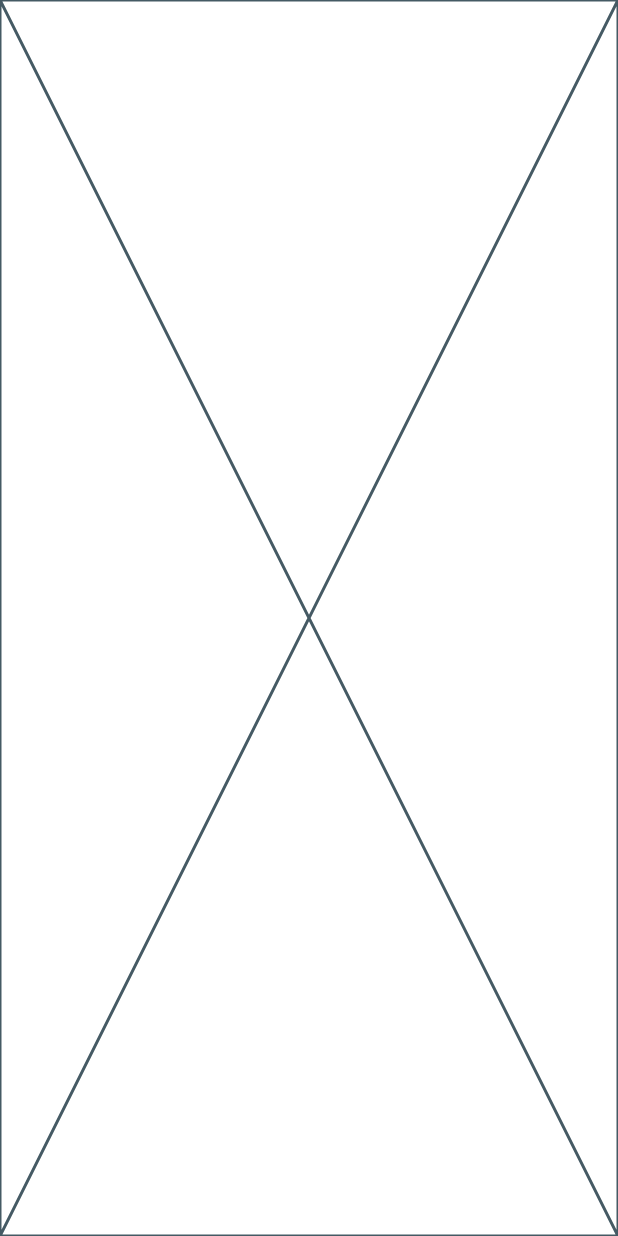
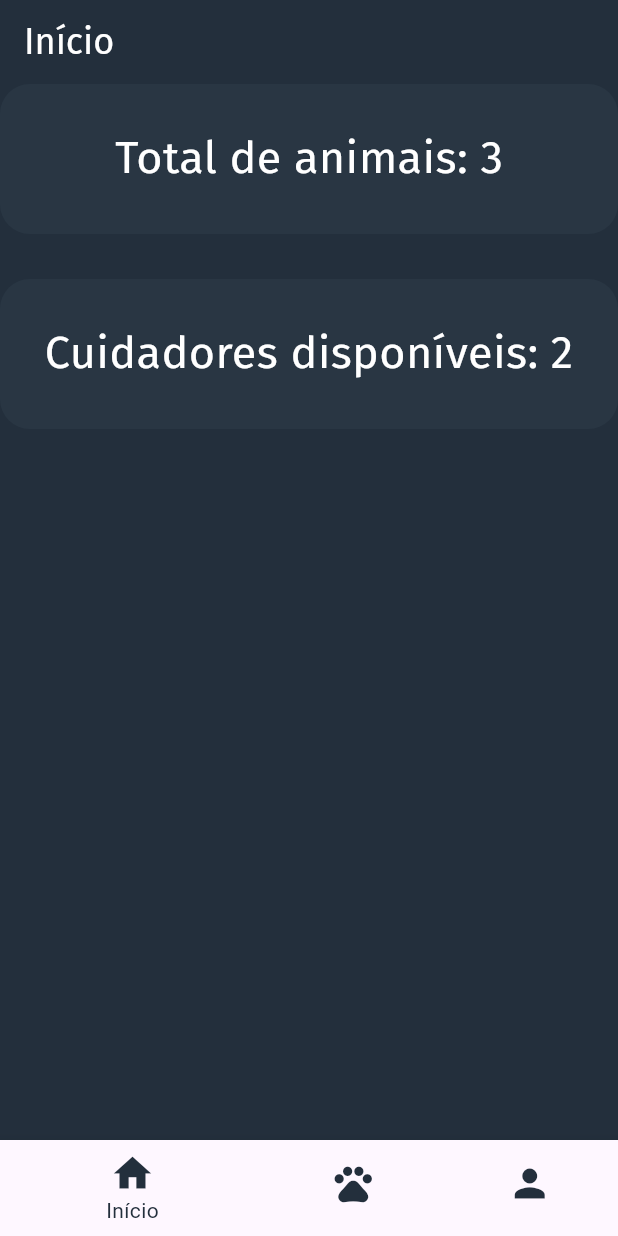
Before and after one commit to KlayRodrigs/crechau-mobile-flutter, a Flutter app: the screen it shows after launch, on a phone screen of 412 x 824 dp. Run offline on Flutter 3.47's test engine with Material 3 defaults, Android fonts, the phone set to English and light mode, and no system bars; project files that could hold a hidden picture were left out.

Commit message:
feat/wip: telas principais e suas interações

```diff
--- a/lib/app/app_widget.dart
+++ b/lib/app/app_widget.dart
@@ -1,4 +1,4 @@
-import 'package:crechau_mobile/app/pages/homepage.dart';
+import 'package:crechau_mobile/app/pages/splashspage.dart';
 import 'package:flutter/material.dart';
 
 class AppWidget extends StatelessWidget {
@@ -11,7 +11,7 @@ class AppWidget extends StatelessWidget {
         colorScheme: ColorScheme.fromSeed(seedColor: Colors.deepPurple),
         useMaterial3: true,
       ),
-      home: const HomePage(),
+      home: const Splashpage(),
     );
   }
 }
--- /dev/null
+++ b/lib/app/models/Cachorro.dart
@@ -0,0 +1,49 @@
+class Cachorro {
+  int id;
+  String nome, raca, imagePath, nomeTutor, sexo;
+  bool sociavel;
+  int idade;
+
+  Cachorro(
+      {required this.id,
+      required this.nome,
+      required this.nomeTutor,
+      required this.sexo,
+      required this.raca,
+      required this.idade,
+      required this.imagePath,
+      required this.sociavel});
+}
+
+List<Cachorro> cachorros = [
+  Cachorro(
+    id: 1,
+    nome: "Thor",
+    imagePath: "assets/images/doberman.jpg",
+    raca: "Doberman",
+    nomeTutor: "Klayvert",
+    sexo: "Macho",
+    idade: 4,
+    sociavel: true,
+  ),
+  Cachorro(
+    id: 2,
+    nome: "Aquiles",
+    imagePath: "assets/images/german_shepherd.jpeg",
+    raca: "Pastor-Alemão",
+    nomeTutor: "Ainara",
+    sexo: "Macho",
+    idade: 12,
+    sociavel: true,
+  ),
+  Cachorro(
+    id: 3,
+    nome: "Matadora",
+    nomeTutor: "Neto",
+    sexo: "Fêmea",
+    imagePath: "assets/images/dogo.jpg",
+    raca: "Dogo argentino",
+    idade: 12,
+    sociavel: false,
+  ),
+];
--- /dev/null
+++ b/lib/app/models/Cuidador.dart
@@ -0,0 +1,32 @@
+import 'package:crechau_mobile/app/models/Cachorro.dart';
+
+class Cuidador {
+  String nome;
+  String cpf;
+  String telefone;
+  int idade;
+  List<Cachorro> petsSobCustodia;
+
+  Cuidador({
+    required this.nome,
+    required this.cpf,
+    required this.telefone,
+    required this.idade,
+    required this.petsSobCustodia,
+  });
+}
+
+List<Cuidador> cuidadores = [
+  Cuidador(
+      nome: "Neto",
+      cpf: "000.000.000-00",
+      telefone: "(87) 99999-9999",
+      idade: 20,
+      petsSobCustodia: [cachorros[0], cachorros[1]]),
+  Cuidador(
+      nome: "Zé",
+      cpf: "000.000.000-00",
+      telefone: "(87) 99999-9999",
+      idade: 19,
+      petsSobCustodia: [cachorros[2]])
+];
--- a/lib/app/pages/homepage.dart
+++ b/lib/app/pages/homepage.dart
@@ -1,3 +1,8 @@
+import 'package:crechau_mobile/app/pages/caes_page.dart';
+import 'package:crechau_mobile/app/pages/cuidador_page.dart';
+import 'package:crechau_mobile/app/pages/presentation_page.dart';
+import 'package:crechau_mobile/app/utils/colors.dart';
+import 'package:crechau_mobile/app/widgets/text_widget.dart';
 import 'package:flutter/material.dart';
 
 class HomePage extends StatefulWidget {
@@ -8,8 +13,55 @@ class HomePage extends StatefulWidget {
 }
 
 class _HomePageState extends State<HomePage> {
+  int _index = 0;
+  final List<Widget> lista = [
+    const PresentationPage(),
+    const CaesPage(),
+    const CuidadorPage(),
+  ];
+
+  final List<String> cabecalhos = ["Início", "Pets", "Cuidadores"];
+
   @override
   Widget build(BuildContext context) {
-    return const Placeholder();
+    return Scaffold(
+      backgroundColor: MyColors.corAzulEscuro,
+      appBar: AppBar(
+        backgroundColor: MyColors.corAzulEscuro,
+        title: TextWidget(
+          texto: cabecalhos[_index],
+          cor: MyColors.corBranca,
+          tamanhoFonte: 24,
+        ),
+      ),
+      body: lista[_index],
+      bottomNavigationBar: BottomNavigationBar(
+          iconSize: 30,
+          unselectedItemColor: MyColors.corAzulEscuro,
+          fixedColor: MyColors.corAzulEscuro,
+          type: BottomNavigationBarType.shifting,
+          onTap: (value) {
+            setState(() {
+              _index = value;
+            });
+          },
+          currentIndex: _index,
+          items: const [
+            BottomNavigationBarItem(
+              label: "Início",
+              icon: Icon(Icons.home),
+            ),
+            BottomNavigationBarItem(
+              label: "Pets",
+              icon: Icon(
+                Icons.pets,
+              ),
+            ),
+            BottomNavigationBarItem(
+              label: "Cuidadores",
+              icon: Icon(Icons.person),
+            ),
+          ]),
+    );
   }
 }
--- /dev/null
+++ b/lib/app/pages/presentation_page.dart
@@ -0,0 +1,53 @@
+import 'package:crechau_mobile/app/models/Cachorro.dart';
+import 'package:crechau_mobile/app/models/Cuidador.dart';
+import 'package:crechau_mobile/app/utils/colors.dart';
+import 'package:crechau_mobile/app/widgets/text_widget.dart';
+import 'package:flutter/material.dart';
+
+class PresentationPage extends StatefulWidget {
+  const PresentationPage({super.key});
+
+  @override
+  State<PresentationPage> createState() => _PresentationPageState();
+}
+
+class _PresentationPageState extends State<PresentationPage> {
+  @override
+  Widget build(BuildContext context) {
+    return Column(
+      children: [
+        Container(
+          height: 100,
+          decoration: BoxDecoration(
+              color: MyColors.corSplash,
+              borderRadius: BorderRadius.circular(20)),
+          child: Center(
+            child: TextWidget(
+                texto: "Total de animais: ${cachorros.length}",
+                cor: MyColors.corBranca,
+                tamanhoFonte: 30),
+          ),
+        ),
+        const SizedBox(
+          height: 30,
+        ),
+        AnimatedContainer(
+          duration: const Duration(seconds: 1),
+          child: Container(
+            height: 100,
+            decoration: BoxDecoration(
+                color: MyColors.corSplash,
+                borderRadius: BorderRadius.circular(20)),
+            child: Center(
+              child: TextWidget(
+                  texto: "Cuidadores disponíveis: ${cuidadores.length}",
+                  cor: MyColors.corBranca,
+                  tamanhoFonte: 30),
+            ),
+          ),
+        ),
+        const Spacer(),
+      ],
+    );
+  }
+}
--- /dev/null
+++ b/lib/app/utils/colors.dart
@@ -0,0 +1,13 @@
+import 'package:flutter/material.dart';
+
+class MyColors {
+  static Color corBackground = Color.fromARGB(255, 84, 84, 83);
+  static Color corBranca = Colors.white;
+  static Color corAzul = const Color.fromRGBO(34, 116, 165, 1);
+  static Color corAzulClaro = const Color.fromARGB(255, 93, 217, 161);
+  static Color corAzulEscuro = const Color.fromARGB(255, 35, 47, 60);
+  static Color corPretoClaro = const Color.fromRGBO(40, 43, 40, 1);
+  static Color corPreto = Colors.black87;
+  static Color corRosa = const Color.fromARGB(255, 229, 106, 147);
+  static Color corSplash = const Color.fromARGB(10, 176, 224, 243);
+}
--- /dev/null
+++ b/lib/app/widgets/text_widget.dart
@@ -0,0 +1,28 @@
+import 'package:flutter/material.dart';
+
+class TextWidget extends StatefulWidget {
+  final String texto;
+  final Color cor;
+  final double tamanhoFonte;
+  const TextWidget(
+      {super.key,
+      required this.texto,
+      required this.cor,
+      required this.tamanhoFonte});
+
+  @override
+  State<TextWidget> createState() => _TextWidgetState();
+}
+
+class _TextWidgetState extends State<TextWidget> {
+  @override
+  Widget build(BuildContext context) {
+    return Text(
+      widget.texto,
+      style: TextStyle(
+          color: widget.cor,
+          fontSize: widget.tamanhoFonte,
+          fontFamily: "FiraSans"),
+    );
+  }
+}
```
Also changed, not shown: lib/app/pages/caes_page.dart (added, +69 -0 lines), lib/app/pages/cuidador_page.dart (added, +37 -0 lines), lib/app/pages/dog_detail_page.dart (added, +155 -0 lines), lib/app/pages/splashspage.dart (added, +47 -0 lines), lib/app/widgets/input_widget.dart (added, +44 -0 lines), pubspec.yaml (+8 -8 lines), assets/fonts/FiraSans-Regular.ttf (added), assets/fonts/FiraSans-SemiBold.ttf (added), assets/images/doberman.jpg (added), assets/images/dogo.jpg (added), assets/images/german_shepherd.jpeg (added), assets/images/logo.jpg (added), pubspec.lock.
